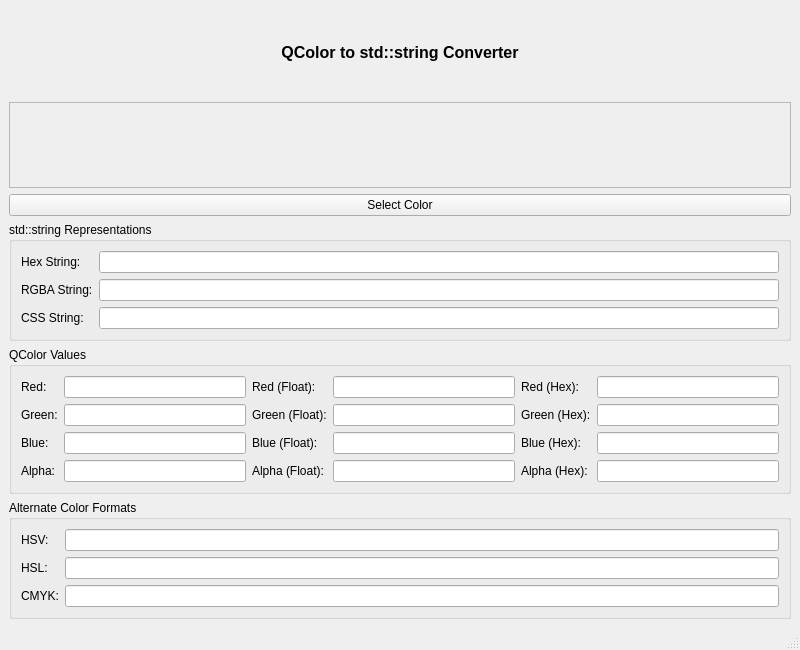
Before: the Qt Designer form app/mainwindow.ui in paneltree/QColor2StdString, drawn with Qt 5.
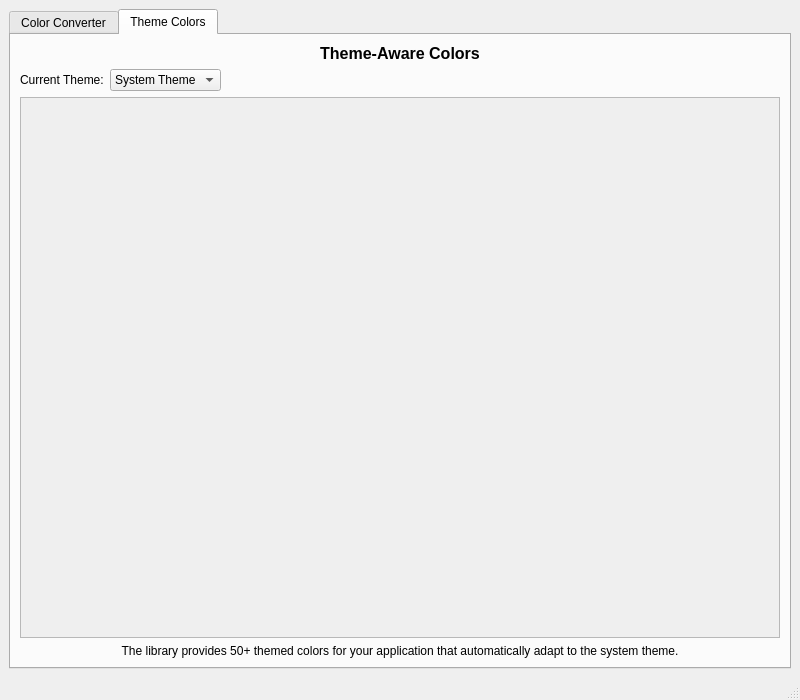
After: the same form once the commit is applied. The open tabs and pages were chosen to show the change.

Commit message: show theme colors

Diff of the .ui file:
```diff
--- a/app/mainwindow.ui
+++ b/app/mainwindow.ui
@@ -7,7 +7,7 @@
     <x>0</x>
     <y>0</y>
     <width>800</width>
-    <height>650</height>
+    <height>700</height>
    </rect>
   </property>
   <property name="windowTitle">
@@ -16,6 +16,16 @@
   <widget class="QWidget" name="centralwidget">
    <layout class="QVBoxLayout" name="verticalLayout">
     <item>
+     <widget class="QTabWidget" name="tabWidget">
+      <property name="currentIndex">
+       <number>0</number>
+      </property>
+      <widget class="QWidget" name="colorConverterTab">
+       <attribute name="title">
+        <string>Color Converter</string>
+       </attribute>
+       <layout class="QVBoxLayout" name="verticalLayout_2">
+        <item>
      <widget class="QLabel" name="titleLabel">
       <property name="font">
        <font>
@@ -323,6 +333,107 @@
         </widget>
        </item>
       </layout>
+         </widget>
+        </item>
+       </layout>
+      </widget>
+      <widget class="QWidget" name="themeColorsTab">
+       <attribute name="title">
+        <string>Theme Colors</string>
+       </attribute>
+       <layout class="QVBoxLayout" name="verticalLayout_3">
+        <item>
+         <widget class="QLabel" name="themeTitleLabel">
+          <property name="font">
+           <font>
+            <pointsize>12</pointsize>
+            <bold>true</bold>
+           </font>
+          </property>
+          <property name="text">
+           <string>Theme-Aware Colors</string>
+          </property>
+          <property name="alignment">
+           <set>Qt::AlignCenter</set>
+          </property>
+         </widget>
+        </item>
+        <item>
+         <layout class="QHBoxLayout" name="horizontalLayout">
+          <item>
+           <widget class="QLabel" name="themeSelectLabel">
+            <property name="text">
+             <string>Current Theme:</string>
+            </property>
+           </widget>
+          </item>
+          <item>
+           <widget class="QComboBox" name="themeComboBox">
+            <item>
+             <property name="text">
+              <string>System Theme</string>
+             </property>
+            </item>
+            <item>
+             <property name="text">
+              <string>Light Theme</string>
+             </property>
+            </item>
+            <item>
+             <property name="text">
+              <string>Dark Theme</string>
+             </property>
+            </item>
+           </widget>
+          </item>
+          <item>
+           <spacer name="horizontalSpacer">
+            <property name="orientation">
+             <enum>Qt::Horizontal</enum>
+            </property>
+            <property name="sizeHint" stdset="0">
+             <size>
+              <width>40</width>
+              <height>20</height>
+             </size>
+            </property>
+           </spacer>
+          </item>
+         </layout>
+        </item>
+        <item>
+         <widget class="QScrollArea" name="colorsScrollArea">
+          <property name="widgetResizable">
+           <bool>true</bool>
+          </property>
+          <widget class="QWidget" name="themeColorsContainer">
+           <property name="geometry">
+            <rect>
+             <x>0</x>
+             <y>0</y>
+             <width>758</width>
+             <height>434</height>
+            </rect>
+           </property>
+           <layout class="QVBoxLayout" name="themeColorsLayout"/>
+          </widget>
+         </widget>
+        </item>
+        <item>
+         <widget class="QLabel" name="themeInfoLabel">
+          <property name="text">
+           <string>The library provides 50+ themed colors for your application that automatically adapt to the system theme.</string>
+          </property>
+          <property name="alignment">
+           <set>Qt::AlignCenter</set>
+          </property>
+          <property name="wordWrap">
+           <bool>true</bool>
+          </property>
+         </widget>
+        </item>
+       </layout>
+      </widget>
      </widget>
     </item>
    </layout>
```
Lines whose indentation alone changed are shown as unchanged. The commit also changes 8 other files.
